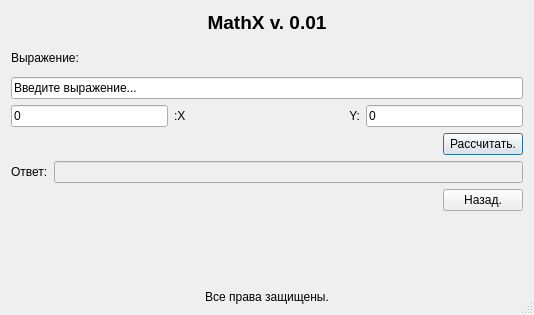
Old version of the form calc.ui in the repository Kanst/MathXv.
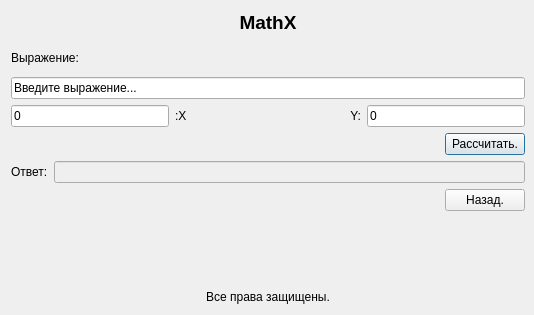
New version of the form.

The edit to the form file:
```diff
--- a/calc.ui
+++ b/calc.ui
@@ -14,12 +14,15 @@
    <string>Dialog</string>
   </property>
   <property name="sizeGripEnabled">
-   <bool>true</bool>
+   <bool>false</bool>
   </property>
   <property name="modal">
    <bool>true</bool>
   </property>
   <layout class="QGridLayout" name="gridLayout">
+   <property name="rightMargin">
+    <number>9</number>
+   </property>
    <item row="0" column="0">
     <layout class="QVBoxLayout" name="verticalLayout_8">
      <item>
@@ -35,7 +38,7 @@
         </font>
        </property>
        <property name="text">
-        <string>MathX v. 0.01</string>
+        <string>MathX</string>
        </property>
        <property name="textFormat">
         <enum>Qt::AutoText</enum>
```
Left out of the diff: 2 changed lines with no effect on the pictures.
